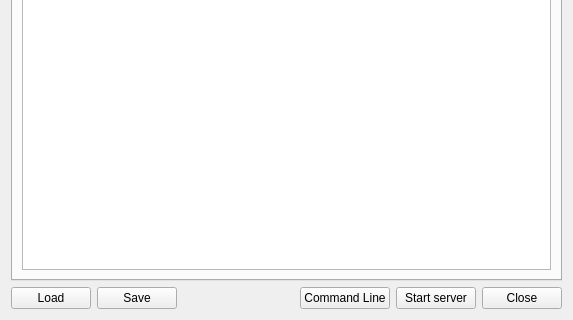
Above: src/gui/createserver.ui from Destroyerrrocket/doomseeker-unofficial before the change; both pictures show x 0 to 573 and y 220 to 540 of the 573 by 540 pixel window. Below: the same form after it.
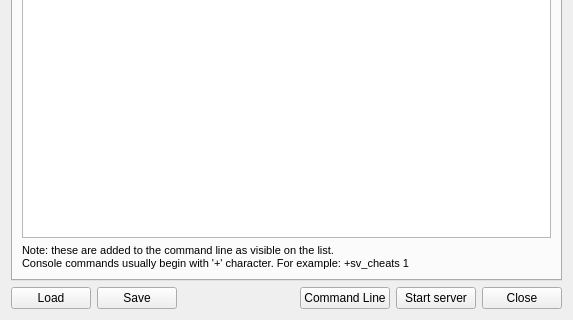
That is the form after the change. The open tabs and pages were chosen to show the change.

Commit message: - Added tooltips to several widgets which, I hope, will make clear how certain things work.

```diff
--- a/src/gui/createserver.ui
+++ b/src/gui/createserver.ui
@@ -564,6 +564,21 @@
        <item>
         <widget class="QPlainTextEdit" name="pteCustomParameters"/>
        </item>
+       <item>
+        <widget class="QLabel" name="label_12">
+         <property name="text">
+          <string>&lt;!DOCTYPE HTML PUBLIC &quot;-//W3C//DTD HTML 4.0//EN&quot; &quot;http://www.w3.org/TR/REC-html40/strict.dtd&quot;&gt;
+&lt;html&gt;&lt;head&gt;&lt;meta name=&quot;qrichtext&quot; content=&quot;1&quot; /&gt;&lt;style type=&quot;text/css&quot;&gt;
+p, li { white-space: pre-wrap; }
+&lt;/style&gt;&lt;/head&gt;&lt;body style=&quot; font-family:'MS Shell Dlg 2'; font-size:8.25pt; font-weight:400; font-style:normal;&quot;&gt;
+&lt;p style=&quot; margin-top:0px; margin-bottom:0px; margin-left:0px; margin-right:0px; -qt-block-indent:0; text-indent:0px;&quot;&gt;&lt;span style=&quot; font-size:8pt;&quot;&gt;Note: these are added to the command line as visible on the list.&lt;/span&gt;&lt;/p&gt;
+&lt;p style=&quot; margin-top:0px; margin-bottom:0px; margin-left:0px; margin-right:0px; -qt-block-indent:0; text-indent:0px;&quot;&gt;&lt;span style=&quot; font-size:8pt;&quot;&gt;Console commands usually begin with '+' character. For example: +sv_cheats 1&lt;/span&gt;&lt;/p&gt;&lt;/body&gt;&lt;/html&gt;</string>
+         </property>
+         <property name="wordWrap">
+          <bool>true</bool>
+         </property>
+        </widget>
+       </item>
       </layout>
      </widget>
     </widget>
```
Left out of the diff: 9 changed lines with no effect on the pictures. The commit also changes 4 other files.
